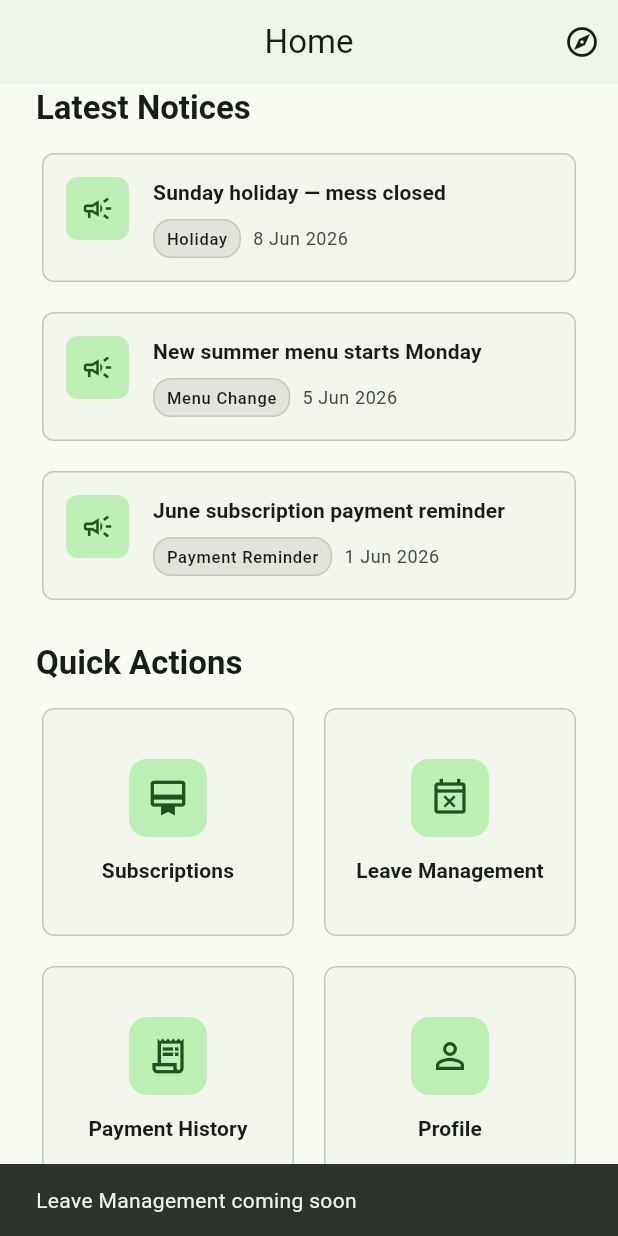
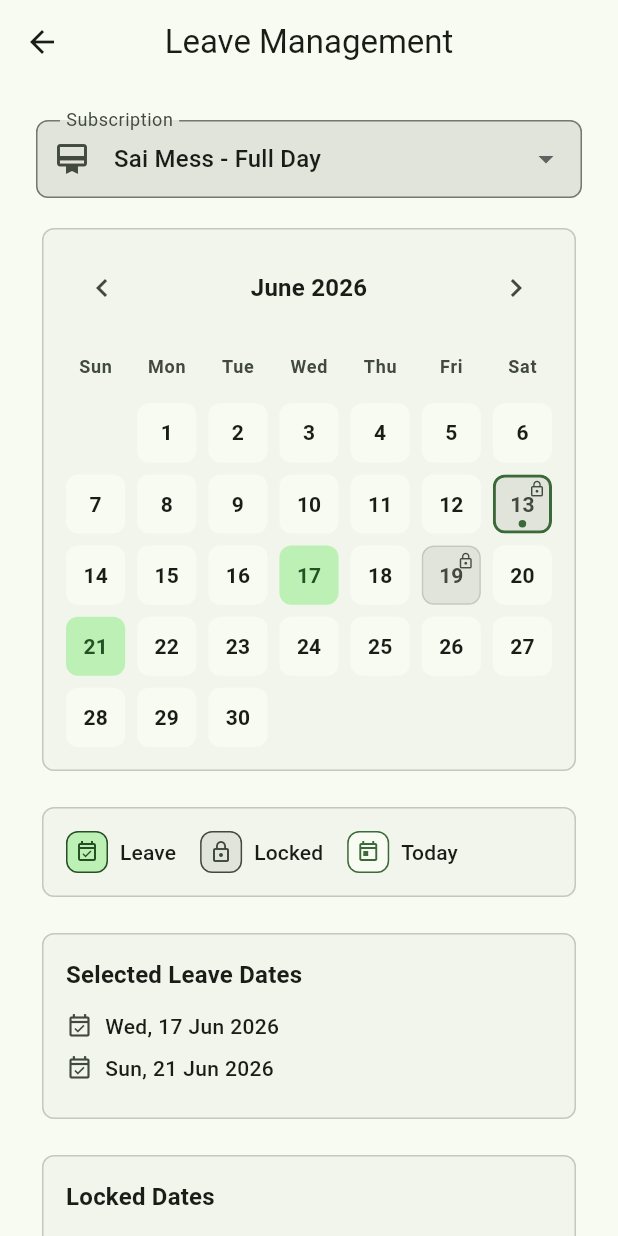
Before and after one commit to omkarrakhonde485-hue/mazi-mess, a Flutter app: the screen it shows after launch, scrolled down 358 dp, after a tap on "Leave Management", on a phone screen of 412 x 824 dp. Run offline on Flutter 3.47's test engine with Material 3 defaults, Android fonts, the phone set to English and light mode, and no system bars; our stand-ins replace flutter_riverpod, go_router.

Commit message:
Customer home completed

```diff
--- a/lib/core/router/app_router.dart
+++ b/lib/core/router/app_router.dart
@@ -11,6 +11,7 @@ import '../../features/customer/screens/explore_screen.dart';
 import '../../features/customer/screens/mess_details_screen.dart';
 import '../../features/customer/screens/profile_screen.dart';
 import '../../features/customer/screens/subscriptions_screen.dart';
+import '../../features/leave_management/screens/leave_management_screen.dart';
 
 enum AppRoute {
   splash('/'),
@@ -21,7 +22,8 @@ enum AppRoute {
   explore('/explore'),
   messDetails('/explore/:messId'),
   profile('/profile'),
-  subscriptions('/subscriptions');
+  subscriptions('/subscriptions'),
+  leaveManagement('/leave-management');
 
   const AppRoute(this.path);
 
@@ -89,6 +91,11 @@ final routerProvider = Provider<GoRouter>((ref) {
         name: AppRoute.subscriptions.name,
         builder: (context, state) => const SubscriptionsScreen(),
       ),
+      GoRoute(
+        path: AppRoute.leaveManagement.path,
+        name: AppRoute.leaveManagement.name,
+        builder: (context, state) => const LeaveManagementScreen(),
+      ),
     ],
     errorBuilder: (context, state) => Scaffold(
       appBar: AppBar(title: const Text('Page not found')),
--- a/lib/features/customer/screens/customer_home_screen.dart
+++ b/lib/features/customer/screens/customer_home_screen.dart
@@ -103,7 +103,8 @@ class _CustomerHomeScreenState extends ConsumerState<CustomerHomeScreen> {
                       QuickActionCard(
                         icon: Icons.event_busy_outlined,
                         label: 'Leave Management',
-                        onTap: () => _showComingSoon('Leave Management'),
+                        onTap: () =>
+                            context.push(AppRoute.leaveManagement.path),
                       ),
                       QuickActionCard(
                         icon: Icons.receipt_long_outlined,
--- /dev/null
+++ b/lib/features/leave_management/screens/leave_management_screen.dart
@@ -0,0 +1,491 @@
+import 'package:flutter/material.dart';
+import 'package:flutter_riverpod/flutter_riverpod.dart';
+import 'package:intl/intl.dart';
+
+import '../../../core/providers/subscription_repository_provider.dart';
+import '../../../models/subscription_model.dart';
+import '../widgets/leave_calendar_widget.dart';
+
+class LeaveManagementScreen extends ConsumerStatefulWidget {
+  const LeaveManagementScreen({super.key});
+
+  @override
+  ConsumerState<LeaveManagementScreen> createState() =>
+      _LeaveManagementScreenState();
+}
+
+class _LeaveManagementScreenState extends ConsumerState<LeaveManagementScreen> {
+  late final Future<List<Subscription>> _subscriptionsFuture;
+  late DateTime _displayedMonth;
+  late final Map<String, Set<DateTime>> _leaveDatesBySubscription;
+  late final Map<String, Set<DateTime>> _mockLockedDatesBySubscription;
+
+  String? _selectedSubscriptionId;
+
+  @override
+  void initState() {
+    super.initState();
+    _subscriptionsFuture = ref
+        .read(subscriptionRepositoryProvider)
+        .getSubscriptions();
+    final today = DateUtils.dateOnly(DateTime.now());
+    _displayedMonth = DateTime(today.year, today.month);
+    _leaveDatesBySubscription = {
+      'sub_001': {
+        today.add(const Duration(days: 4)),
+        today.add(const Duration(days: 8)),
+      },
+      'sub_002': {
+        today.add(const Duration(days: 5)),
+        today.add(const Duration(days: 12)),
+      },
+    };
+    _mockLockedDatesBySubscription = {
+      'sub_001': {today.add(const Duration(days: 6))},
+      'sub_002': {today.add(const Duration(days: 9))},
+    };
+  }
+
+  @override
+  Widget build(BuildContext context) {
+    final colorScheme = Theme.of(context).colorScheme;
+    final textTheme = Theme.of(context).textTheme;
+
+    return Scaffold(
+      appBar: AppBar(title: const Text('Leave Management')),
+      body: FutureBuilder<List<Subscription>>(
+        future: _subscriptionsFuture,
+        builder: (context, snapshot) {
+          if (snapshot.connectionState == ConnectionState.waiting) {
+            return const Center(child: CircularProgressIndicator());
+          }
+
+          if (snapshot.hasError) {
+            return Center(
+              child: Text(
+                'Unable to load subscriptions',
+                style: textTheme.bodyLarge,
+              ),
+            );
+          }
+
+          final activeSubscriptions = (snapshot.data ?? [])
+              .where((subscription) => subscription.status.isActive)
+              .toList();
+
+          if (activeSubscriptions.isEmpty) {
+            return Center(
+              child: Text(
+                'No active subscriptions',
+                style: textTheme.bodyLarge?.copyWith(
+                  color: colorScheme.onSurfaceVariant,
+                ),
+              ),
+            );
+          }
+
+          final selectedSubscription = _selectedSubscription(
+            activeSubscriptions,
+          );
+          final leaveDates =
+              _leaveDatesBySubscription[selectedSubscription.subscriptionId] ??
+              <DateTime>{};
+          final lockedDates = _calendarLockedDatesFor(
+            selectedSubscription.subscriptionId,
+            leaveDates,
+          );
+
+          return SafeArea(
+            child: ListView(
+              padding: const EdgeInsets.all(24),
+              children: [
+                _SubscriptionSelector(
+                  subscriptions: activeSubscriptions,
+                  selectedSubscriptionId: selectedSubscription.subscriptionId,
+                  onChanged: (subscriptionId) {
+                    if (subscriptionId == null) {
+                      return;
+                    }
+                    setState(() => _selectedSubscriptionId = subscriptionId);
+                  },
+                ),
+                const SizedBox(height: 16),
+                LeaveCalendarWidget(
+                  displayedMonth: _displayedMonth,
+                  leaveDates: leaveDates,
+                  lockedDates: lockedDates,
+                  onMonthChanged: (month) {
+                    setState(() => _displayedMonth = month);
+                  },
+                  onDatePressed: (date) {
+                    _toggleLeaveDate(selectedSubscription.subscriptionId, date);
+                  },
+                  onLockedDatePressed: (date) => _handleLockedDatePressed(
+                    selectedSubscription.subscriptionId,
+                    date,
+                  ),
+                ),
+                const SizedBox(height: 16),
+                _LegendCard(),
+                const SizedBox(height: 16),
+                _DateSection(
+                  title: 'Selected Leave Dates',
+                  emptyMessage: 'No leave dates selected',
+                  dates: leaveDates,
+                  icon: Icons.event_available_outlined,
+                ),
+                const SizedBox(height: 16),
+                _DateSection(
+                  title: 'Locked Dates',
+                  emptyMessage: 'No locked dates this month',
+                  dates: lockedDates,
+                  icon: Icons.lock_outline,
+                ),
+              ],
+            ),
+          );
+        },
+      ),
+    );
+  }
+
+  Subscription _selectedSubscription(List<Subscription> subscriptions) {
+    final selectedId = _selectedSubscriptionId;
+    if (selectedId != null) {
+      for (final subscription in subscriptions) {
+        if (subscription.subscriptionId == selectedId) {
+          return subscription;
+        }
+      }
+    }
+
+    _selectedSubscriptionId = subscriptions.first.subscriptionId;
+    return subscriptions.first;
+  }
+
+  Set<DateTime> _calendarLockedDatesFor(
+    String subscriptionId,
+    Set<DateTime> leaveDates,
+  ) {
+    final today = DateUtils.dateOnly(DateTime.now());
+    return {
+      today,
+      ...leaveDates.where(_isInsideRemovalLockWindow),
+      ...?_mockLockedDatesBySubscription[subscriptionId],
+    };
+  }
+
+  void _toggleLeaveDate(String subscriptionId, DateTime date) {
+    final normalizedDate = DateUtils.dateOnly(date);
+    final mockLockedDates =
+        _mockLockedDatesBySubscription[subscriptionId] ?? const <DateTime>{};
+
+    if (mockLockedDates.contains(normalizedDate)) {
+      _showLockedDateMessage();
+      return;
+    }
+
+    if (!_isFutureDate(normalizedDate)) {
+      _showFutureDateMessage();
+      return;
+    }
+
+    final currentDates =
+        _leaveDatesBySubscription[subscriptionId] ?? const <DateTime>{};
+    if (currentDates.contains(normalizedDate) &&
+        _isInsideRemovalLockWindow(normalizedDate)) {
+      _showRemovalLockedMessage();
+      return;
+    }
+
+    setState(() {
+      final dates = _leaveDatesBySubscription.putIfAbsent(
+        subscriptionId,
+        () => <DateTime>{},
+      );
+      if (!dates.remove(normalizedDate)) {
+        dates.add(normalizedDate);
+      }
+    });
+  }
+
+  void _handleLockedDatePressed(String subscriptionId, DateTime date) {
+    final normalizedDate = DateUtils.dateOnly(date);
+    final leaveDates =
+        _leaveDatesBySubscription[subscriptionId] ?? const <DateTime>{};
+
+    if (leaveDates.contains(normalizedDate) &&
+        _isInsideRemovalLockWindow(normalizedDate)) {
+      _showRemovalLockedMessage();
+      return;
+    }
+
+    if (!_isFutureDate(normalizedDate)) {
+      _showFutureDateMessage();
+      return;
+    }
+
+    _showLockedDateMessage();
+  }
+
+  bool _isFutureDate(DateTime date) {
+    final today = DateUtils.dateOnly(DateTime.now());
+    return date.isAfter(today);
+  }
+
+  bool _isInsideRemovalLockWindow(DateTime date) {
+    final today = DateUtils.dateOnly(DateTime.now());
+    final lockWindowEnd = today.add(const Duration(days: 2));
+    return date.isAfter(today) && !date.isAfter(lockWindowEnd);
+  }
+
+  void _showLockedDateMessage() {
+    ScaffoldMessenger.of(context).showSnackBar(
+      const SnackBar(content: Text('Locked dates cannot be modified')),
+    );
+  }
+
+  void _showRemovalLockedMessage() {
+    ScaffoldMessenger.of(context).showSnackBar(
+      const SnackBar(
+        content: Text('Leave inside the lock window cannot be removed'),
+      ),
+    );
+  }
+
+  void _showFutureDateMessage() {
+    ScaffoldMessenger.of(context).showSnackBar(
+      const SnackBar(content: Text('Only future dates can be marked as leave')),
+    );
+  }
+}
+
+class _SubscriptionSelector extends StatelessWidget {
+  const _SubscriptionSelector({
+    required this.subscriptions,
+    required this.selectedSubscriptionId,
+    required this.onChanged,
+  });
+
+  final List<Subscription> subscriptions;
+  final String selectedSubscriptionId;
+  final ValueChanged<String?> onChanged;
+
+  @override
+  Widget build(BuildContext context) {
+    if (subscriptions.length == 1) {
+      final subscription = subscriptions.first;
+      return _SelectedSubscriptionCard(subscription: subscription);
+    }
+
+    return DropdownButtonFormField<String>(
+      initialValue: selectedSubscriptionId,
+      decoration: const InputDecoration(
+        labelText: 'Subscription',
+        prefixIcon: Icon(Icons.card_membership_outlined),
+      ),
+      items: subscriptions.map((subscription) {
+        return DropdownMenuItem<String>(
+          value: subscription.subscriptionId,
+          child: Text('${subscription.messName} - ${subscription.planName}'),
+        );
+      }).toList(),
+      onChanged: onChanged,
+    );
+  }
+}
+
+class _SelectedSubscriptionCard extends StatelessWidget {
+  const _SelectedSubscriptionCard({required this.subscription});
+
+  final Subscription subscription;
+
+  @override
+  Widget build(BuildContext context) {
+    final colorScheme = Theme.of(context).colorScheme;
+    final textTheme = Theme.of(context).textTheme;
+
+    return Card(
+      child: Padding(
+        padding: const EdgeInsets.all(16),
+        child: Row(
+          children: [
+            Icon(
+              Icons.card_membership_outlined,
+              color: colorScheme.onSurfaceVariant,
+            ),
+            const SizedBox(width: 12),
+            Expanded(
+              child: Column(
+                crossAxisAlignment: CrossAxisAlignment.start,
+                children: [
+                  Text(
+                    subscription.messName,
+                    style: textTheme.titleMedium?.copyWith(
+                      fontWeight: FontWeight.w700,
+                    ),
+                  ),
+                  const SizedBox(height: 4),
+                  Text(
+                    subscription.planName,
+                    style: textTheme.bodyMedium?.copyWith(
+                      color: colorScheme.onSurfaceVariant,
+                    ),
+                  ),
+                ],
+              ),
+            ),
+          ],
+        ),
+      ),
+    );
+  }
+}
+
+class _LegendCard extends StatelessWidget {
+  @override
+  Widget build(BuildContext context) {
+    return Card(
+      child: Padding(
+        padding: const EdgeInsets.all(16),
+        child: Wrap(
+          spacing: 16,
+          runSpacing: 12,
+          children: const [
+            _LegendItem(
+              label: 'Leave',
+              icon: Icons.event_available_outlined,
+              colorRole: _LegendColorRole.primary,
+            ),
+            _LegendItem(
+              label: 'Locked',
+              icon: Icons.lock_outline,
+              colorRole: _LegendColorRole.surfaceVariant,
+            ),
+            _LegendItem(
+              label: 'Today',
+              icon: Icons.today_outlined,
+              colorRole: _LegendColorRole.outline,
+            ),
+          ],
+        ),
+      ),
+    );
+  }
+}
+
+class _LegendItem extends StatelessWidget {
+  const _LegendItem({
+    required this.label,
+    required this.icon,
+    required this.colorRole,
+  });
+
+  final String label;
+  final IconData icon;
+  final _LegendColorRole colorRole;
+
+  @override
+  Widget build(BuildContext context) {
+    final colorScheme = Theme.of(context).colorScheme;
+    final (backgroundColor, foregroundColor) = switch (colorRole) {
+      _LegendColorRole.primary => (
+        colorScheme.primaryContainer,
+        colorScheme.onPrimaryContainer,
+      ),
+      _LegendColorRole.surfaceVariant => (
+        colorScheme.surfaceContainerHighest,
+        colorScheme.onSurfaceVariant,
+      ),
+      _LegendColorRole.outline => (colorScheme.surface, colorScheme.primary),
+    };
+
+    return Row(
+      mainAxisSize: MainAxisSize.min,
+      children: [
+        Container(
+          width: 28,
+          height: 28,
+          decoration: BoxDecoration(
+            color: backgroundColor,
+            borderRadius: BorderRadius.circular(8),
+            border: Border.all(color: foregroundColor),
+          ),
+          child: Icon(icon, size: 16, color: foregroundColor),
+        ),
+        const SizedBox(width: 8),
+        Text(label, style: Theme.of(context).textTheme.labelLarge),
+      ],
+    );
+  }
+}
+
+enum _LegendColorRole { primary, surfaceVariant, outline }
+
+class _DateSection extends StatelessWidget {
+  const _DateSection({
+    required this.title,
+    required this.emptyMessage,
+    required this.dates,
+    required this.icon,
+  });
+
+  final String title;
+  final String emptyMessage;
+  final Set<DateTime> dates;
+  final IconData icon;
+
+  static final _dateFormat = DateFormat('EEE, d MMM yyyy');
+
+  @override
+  Widget build(BuildContext context) {
+    final colorScheme = Theme.of(context).colorScheme;
+    final textTheme = Theme.of(context).textTheme;
+    final sortedDates = dates.toList()..sort();
+
+    return Card(
+      child: Padding(
+        padding: const EdgeInsets.all(16),
+        child: Column(
+          crossAxisAlignment: CrossAxisAlignment.start,
+          children: [
+            Text(
+              title,
+              style: textTheme.titleMedium?.copyWith(
+                fontWeight: FontWeight.w700,
+              ),
+            ),
+            const SizedBox(height: 12),
+            if (sortedDates.isEmpty)
+              Text(
+                emptyMessage,
+                style: textTheme.bodyMedium?.copyWith(
+                  color: colorScheme.onSurfaceVariant,
+                ),
+              )
+            else
+              ...sortedDates.map(
+                (date) => Padding(
+                  padding: const EdgeInsets.only(bottom: 8),
+                  child: Row(
+                    children: [
+                      Icon(icon, size: 18, color: colorScheme.onSurfaceVariant),
+                      const SizedBox(width: 8),
+                      Expanded(
+                        child: Text(
+                          _dateFormat.format(date),
+                          style: textTheme.bodyMedium?.copyWith(
+                            fontWeight: FontWeight.w500,
+                          ),
+                        ),
+                      ),
+                    ],
+                  ),
+                ),
+              ),
+          ],
+        ),
+      ),
+    );
+  }
+}
--- /dev/null
+++ b/lib/features/leave_management/widgets/leave_calendar_widget.dart
@@ -0,0 +1,227 @@
+import 'package:flutter/material.dart';
+import 'package:intl/intl.dart';
+
+class LeaveCalendarWidget extends StatelessWidget {
+  const LeaveCalendarWidget({
+    super.key,
+    required this.displayedMonth,
+    required this.leaveDates,
+    required this.lockedDates,
+    required this.onMonthChanged,
+    required this.onDatePressed,
+    required this.onLockedDatePressed,
+  });
+
+  final DateTime displayedMonth;
+  final Set<DateTime> leaveDates;
+  final Set<DateTime> lockedDates;
+  final ValueChanged<DateTime> onMonthChanged;
+  final ValueChanged<DateTime> onDatePressed;
+  final ValueChanged<DateTime> onLockedDatePressed;
+
+  static const _weekdays = ['Sun', 'Mon', 'Tue', 'Wed', 'Thu', 'Fri', 'Sat'];
+
+  @override
+  Widget build(BuildContext context) {
+    final month = DateTime(displayedMonth.year, displayedMonth.month);
+    final days = _buildMonthDays(month);
+    final textTheme = Theme.of(context).textTheme;
+
+    return Card(
+      child: Padding(
+        padding: const EdgeInsets.all(16),
+        child: Column(
+          children: [
+            Row(
+              children: [
+                IconButton(
+                  tooltip: 'Previous month',
+                  icon: const Icon(Icons.chevron_left),
+                  onPressed: () =>
+                      onMonthChanged(DateTime(month.year, month.month - 1)),
+                ),
+                Expanded(
+                  child: Text(
+                    DateFormat('MMMM yyyy').format(month),
+                    textAlign: TextAlign.center,
+                    style: textTheme.titleMedium?.copyWith(
+                      fontWeight: FontWeight.w700,
+                    ),
+                  ),
+                ),
+                IconButton(
+                  tooltip: 'Next month',
+                  icon: const Icon(Icons.chevron_right),
+                  onPressed: () =>
+                      onMonthChanged(DateTime(month.year, month.month + 1)),
+                ),
+              ],
+            ),
+            const SizedBox(height: 12),
+            GridView.builder(
+              itemCount: _weekdays.length,
+              shrinkWrap: true,
+              physics: const NeverScrollableScrollPhysics(),
+              gridDelegate: const SliverGridDelegateWithFixedCrossAxisCount(
+                crossAxisCount: 7,
+                mainAxisSpacing: 8,
+                crossAxisSpacing: 8,
+                childAspectRatio: 1.2,
+              ),
+              itemBuilder: (context, index) {
+                return Center(
+                  child: Text(
+                    _weekdays[index],
+                    style: textTheme.labelMedium?.copyWith(
+                      color: Theme.of(context).colorScheme.onSurfaceVariant,
+                      fontWeight: FontWeight.w700,
+                    ),
+                  ),
+                );
+              },
+            ),
+            const SizedBox(height: 8),
+            GridView.builder(
+              itemCount: days.length,
+              shrinkWrap: true,
+              physics: const NeverScrollableScrollPhysics(),
+              gridDelegate: const SliverGridDelegateWithFixedCrossAxisCount(
+                crossAxisCount: 7,
+                mainAxisSpacing: 8,
+                crossAxisSpacing: 8,
+              ),
+              itemBuilder: (context, index) {
+                final day = days[index];
+                if (day == null) {
+                  return const SizedBox.shrink();
+                }
+
+                final normalizedDay = DateUtils.dateOnly(day);
+                final isLeaveDate = leaveDates.contains(normalizedDay);
+                final isLocked = lockedDates.contains(normalizedDay);
+                final isToday = DateUtils.isSameDay(
+                  normalizedDay,
+                  DateUtils.dateOnly(DateTime.now()),
+                );
+
+                return _CalendarDay(
+                  day: normalizedDay,
+                  isLeaveDate: isLeaveDate,
+                  isLocked: isLocked,
+                  isToday: isToday,
+                  onPressed: isLocked
+                      ? () => onLockedDatePressed(normalizedDay)
+                      : () => onDatePressed(normalizedDay),
+                );
+              },
+            ),
+          ],
+        ),
+      ),
+    );
+  }
+
+  static List<DateTime?> _buildMonthDays(DateTime month) {
+    final firstDay = DateTime(month.year, month.month);
+    final daysInMonth = DateTime(month.year, month.month + 1, 0).day;
+    final leadingBlankDays = firstDay.weekday % 7;
+    final itemCount =
+        ((leadingBlankDays + daysInMonth) / DateTime.daysPerWeek).ceil() *
+        DateTime.daysPerWeek;
+
+    return List<DateTime?>.generate(itemCount, (index) {
+      final dayNumber = index - leadingBlankDays + 1;
+      if (dayNumber < 1 || dayNumber > daysInMonth) {
+        return null;
+      }
+      return DateTime(month.year, month.month, dayNumber);
+    });
+  }
+}
+
+class _CalendarDay extends StatelessWidget {
+  const _CalendarDay({
+    required this.day,
+    required this.isLeaveDate,
+    required this.isLocked,
+    required this.isToday,
+    required this.onPressed,
+  });
+
+  final DateTime day;
+  final bool isLeaveDate;
+  final bool isLocked;
+  final bool isToday;
+  final VoidCallback onPressed;
+
+  @override
+  Widget build(BuildContext context) {
+    final colorScheme = Theme.of(context).colorScheme;
+    final textTheme = Theme.of(context).textTheme;
+
+    final backgroundColor = switch ((isLeaveDate, isLocked)) {
+      (true, true) => colorScheme.secondaryContainer,
+      (true, false) => colorScheme.primaryContainer,
+      (false, true) => colorScheme.surfaceContainerHighest,
+      (false, false) => colorScheme.surface,
+    };
+    final foregroundColor = switch ((isLeaveDate, isLocked)) {
+      (true, true) => colorScheme.onSecondaryContainer,
+      (true, false) => colorScheme.onPrimaryContainer,
+      (false, true) => colorScheme.onSurfaceVariant,
+      (false, false) => colorScheme.onSurface,
+    };
+    final borderColor = isToday
+        ? colorScheme.primary
+        : isLocked
+        ? colorScheme.outlineVariant
+        : Colors.transparent;
+
+    return Material(
+      key: ValueKey<DateTime>(day),
+      color: backgroundColor,
+      shape: RoundedRectangleBorder(
+        borderRadius: BorderRadius.circular(8),
+        side: BorderSide(color: borderColor, width: isToday ? 2 : 1),
+      ),
+      clipBehavior: Clip.antiAlias,
+      child: InkWell(
+        onTap: onPressed,
+        child: Stack(
+          alignment: Alignment.center,
+          children: [
+            Text(
+              '${day.day}',
+              style: textTheme.labelLarge?.copyWith(
+                color: foregroundColor,
+                fontWeight: FontWeight.w700,
+              ),
+            ),
+            if (isLocked)
+              Positioned(
+                right: 4,
+                top: 4,
+                child: Icon(
+                  Icons.lock_outline,
+                  size: 12,
+                  color: foregroundColor,
+                ),
+              ),
+            if (isToday)
+              Positioned(
+                bottom: 4,
+                child: Container(
+                  width: 5,
+                  height: 5,
+                  decoration: BoxDecoration(
+                    color: colorScheme.primary,
+                    shape: BoxShape.circle,
+                  ),
+                ),
+              ),
+          ],
+        ),
+      ),
+    );
+  }
+}
```
Also changed, not shown: 1 other file.
